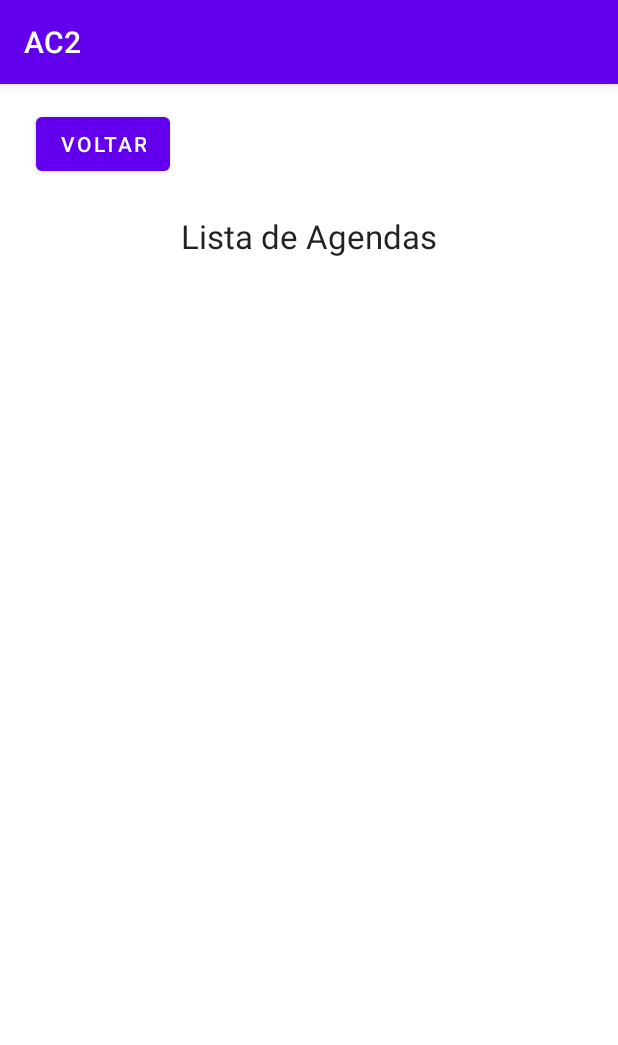
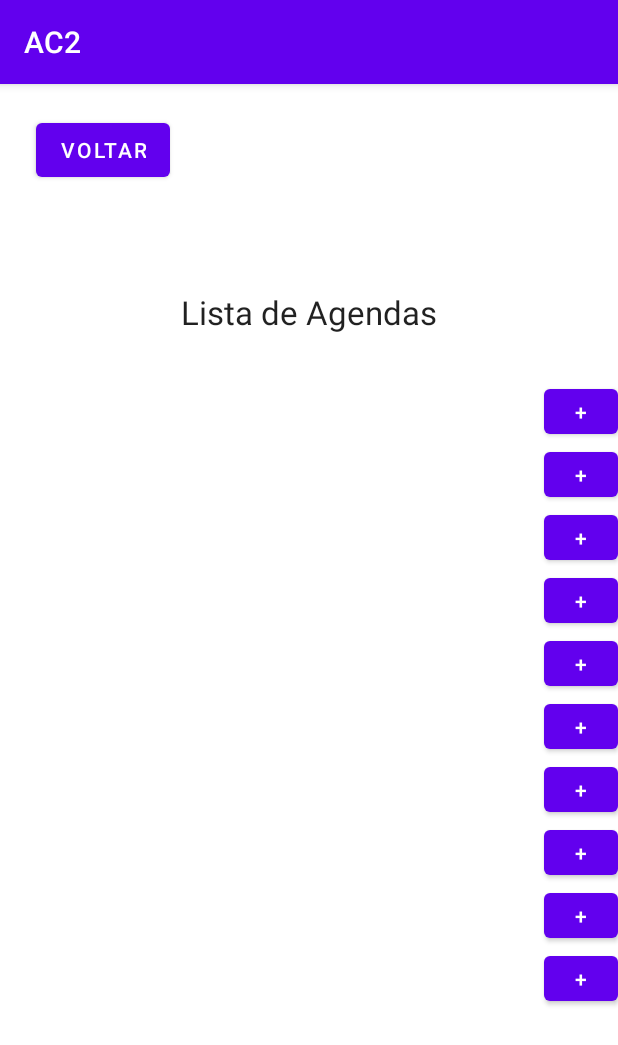
Before and after one commit to guitavano/AC2-mobile, an Android app: the item_lista_aulas screen opened directly, with no data from a screen before it, on a phone screen of 412 x 824 dp. Shown: the top 1045 px of the screen. Run offline under Robolectric (Android 15) with nearby library versions, the phone set to English and light mode, and no system bars.

Commit message:
criando inserir resumo

```diff
--- a/app/src/main/java/com/example/ac2/api/ApiService.java
+++ b/app/src/main/java/com/example/ac2/api/ApiService.java
@@ -33,6 +33,13 @@ public interface ApiService {
             @Field("curso") String curso
     );
 
+    @FormUrlEncoded
+    @POST("/resumo")
+    Call<Void> inserirResumo(
+            @Field("id") String id,
+            @Field("resumo") String resumo
+    );
+
     @GET("/agenda")
     Call<List<Agenda>> obterAgendas();
 
--- a/app/src/main/java/com/example/ac2/item_lista_aulas.java
+++ b/app/src/main/java/com/example/ac2/item_lista_aulas.java
@@ -29,6 +29,24 @@ public class item_lista_aulas extends AppCompatActivity {
     protected void onCreate(Bundle savedInstanceState) {
         super.onCreate(savedInstanceState);
         setContentView(R.layout.activity_item_lista_aulas);
+
+        Button btnResumo = findViewById(R.id.btn_resumo);
+        btnResumo.setOnClickListener(new View.OnClickListener() {
+            @Override
+            public void onClick(View v) {
+                Intent intent = new Intent(item_lista_aulas.this, resumo.class);
+                startActivity(intent);
+            }
+        });
+
+        Button btnResumo1 = findViewById(R.id.btn_resumo1);
+        btnResumo1.setOnClickListener(new View.OnClickListener() {
+            @Override
+            public void onClick(View v) {
+                Intent intent = new Intent(item_lista_aulas.this, resumo_1.class);
+                startActivity(intent);
+            }
+        });
 
         Button voltarLista = findViewById(R.id.voltarLista);
         voltarLista.setOnClickListener(new View.OnClickListener() {
--- a/app/src/main/res/layout/activity_cadastra_professor.xml
+++ b/app/src/main/res/layout/activity_cadastra_professor.xml
@@ -64,14 +64,13 @@
         android:id="@+id/textView"
         android:layout_width="wrap_content"
         android:layout_height="wrap_content"
+        android:layout_marginTop="20dp"
         android:text="Cadastro de Professor"
         android:textSize="34sp"
-        app:layout_constraintBottom_toBottomOf="parent"
         app:layout_constraintEnd_toEndOf="parent"
         app:layout_constraintHorizontal_bias="0.493"
         app:layout_constraintStart_toStartOf="parent"
-        app:layout_constraintTop_toTopOf="parent"
-        app:layout_constraintVertical_bias="0.142" />
+        app:layout_constraintTop_toBottomOf="@+id/voltarProfessor" />
 
     <Button
         android:id="@+id/btnCadastrar"
--- a/app/src/main/res/layout/activity_item_lista_aulas.xml
+++ b/app/src/main/res/layout/activity_item_lista_aulas.xml
@@ -10,8 +10,8 @@
         android:id="@+id/txtCurso"
         android:layout_width="273dp"
         android:layout_height="52dp"
-        android:layout_marginTop="50dp"
-        android:layout_marginBottom="629dp"
+        android:layout_marginTop="40dp"
+        android:layout_marginBottom="550dp"
         android:text="Lista de Agendas"
         android:textAlignment="center"
         android:textAppearance="@style/TextAppearance.AppCompat.Large"
@@ -20,29 +20,29 @@
         app:layout_constraintBottom_toBottomOf="parent"
         app:layout_constraintEnd_toEndOf="parent"
         app:layout_constraintStart_toStartOf="parent"
-        app:layout_constraintTop_toTopOf="parent"
-        app:layout_constraintVertical_bias="1.0" />
+        app:layout_constraintTop_toBottomOf="@+id/voltarLista" />
 
     <Button
         android:id="@+id/voltarLista"
         android:layout_width="wrap_content"
         android:layout_height="wrap_content"
         android:layout_marginStart="24dp"
-        android:layout_marginTop="16dp"
+        android:layout_marginTop="20dp"
         android:text="Voltar"
         app:layout_constraintStart_toStartOf="parent"
         app:layout_constraintTop_toTopOf="parent" />
 
     <TableLayout
         android:id="@+id/tableLayout"
-        android:layout_width="362dp"
-        android:layout_height="628dp"
+        android:layout_width="348dp"
+        android:layout_height="527dp"
         android:layout_marginTop="1dp"
         app:layout_constraintBottom_toBottomOf="parent"
         app:layout_constraintEnd_toEndOf="parent"
+        app:layout_constraintHorizontal_bias="0.056"
         app:layout_constraintStart_toStartOf="parent"
         app:layout_constraintTop_toBottomOf="@+id/txtCurso"
-        app:layout_constraintVertical_bias="0.47000003">
+        app:layout_constraintVertical_bias="0.111">
 
         <TableRow
             android:layout_width="match_parent"
@@ -59,7 +59,89 @@
         <TableRow
             android:layout_width="match_parent"
             android:layout_height="match_parent" />
+
     </TableLayout>
+
+    <Button
+        android:id="@+id/btn_resumo1"
+        android:layout_width="49dp"
+        android:layout_height="42dp"
+        android:text="+"
+        app:layout_constraintEnd_toEndOf="parent"
+        app:layout_constraintTop_toBottomOf="@+id/btn_resumo" />
+
+    <Button
+        android:id="@+id/btn_resumo2"
+        android:layout_width="49dp"
+        android:layout_height="42dp"
+        android:text="+"
+        app:layout_constraintEnd_toEndOf="parent"
+        app:layout_constraintTop_toBottomOf="@+id/btn_resumo1" />
+
+    <Button
+        android:id="@+id/btn_resumo4"
+        android:layout_width="49dp"
+        android:layout_height="42dp"
+        android:text="+"
+        app:layout_constraintEnd_toEndOf="parent"
+        app:layout_constraintTop_toBottomOf="@+id/btn_resumo3" />
+
+    <Button
+        android:id="@+id/btn_resumo5"
+        android:layout_width="49dp"
+        android:layout_height="42dp"
+        android:text="+"
+        app:layout_constraintEnd_toEndOf="parent"
+        app:layout_constraintTop_toBottomOf="@+id/btn_resumo4" />
+
+    <Button
+        android:id="@+id/btn_resumo"
+        android:layout_width="49dp"
+        android:layout_height="42dp"
+        android:layout_marginTop="8dp"
+        android:text="+"
+        app:layout_constraintEnd_toEndOf="parent"
+        app:layout_constraintTop_toBottomOf="@+id/txtCurso" />
+
+    <Button
+        android:id="@+id/btn_resumo6"
+        android:layout_width="49dp"
+        android:layout_height="42dp"
+        android:text="+"
+        app:layout_constraintEnd_toEndOf="parent"
+        app:layout_constraintTop_toBottomOf="@+id/btn_resumo5" />
+
+    <Button
+        android:id="@+id/btn_resumo7"
+        android:layout_width="49dp"
+        android:layout_height="42dp"
+        android:text="+"
+        app:layout_constraintEnd_toEndOf="parent"
+        app:layout_constraintTop_toBottomOf="@+id/btn_resumo6" />
+
+    <Button
+        android:id="@+id/btn_resumo8"
+        android:layout_width="49dp"
+        android:layout_height="42dp"
+        android:text="+"
+        app:layout_constraintEnd_toEndOf="parent"
+        app:layout_constraintTop_toBottomOf="@+id/btn_resumo9" />
+
+    <Button
+        android:id="@+id/btn_resumo9"
+        android:layout_width="49dp"
+        android:layout_height="42dp"
+        android:text="+"
+        app:layout_constraintEnd_toEndOf="parent"
+        app:layout_constraintTop_toBottomOf="@+id/btn_resumo7" />
+
+    <Button
+        android:id="@+id/btn_resumo3"
+        android:layout_width="49dp"
+        android:layout_height="42dp"
+        android:text="+"
+        app:layout_constraintEnd_toEndOf="parent"
+        app:layout_constraintTop_toBottomOf="@+id/btn_resumo2" />
 
 
 </androidx.constraintlayout.widget.ConstraintLayout>
```
Also changed, not shown: app/src/main/AndroidManifest.xml (+8 -0 lines), app/src/main/java/com/example/ac2/resumo.java (added, +72 -0 lines), app/src/main/java/com/example/ac2/resumo_1.java (added, +14 -0 lines), app/src/main/res/layout/activity_cadastra_agenda.xml (+4 -5 lines), app/src/main/res/layout/activity_main.xml (+6 -5 lines), app/src/main/res/layout/activity_resumo.xml (added, +46 -0 lines), app/src/main/res/layout/activity_resumo1.xml (added, +9 -0 lines).
